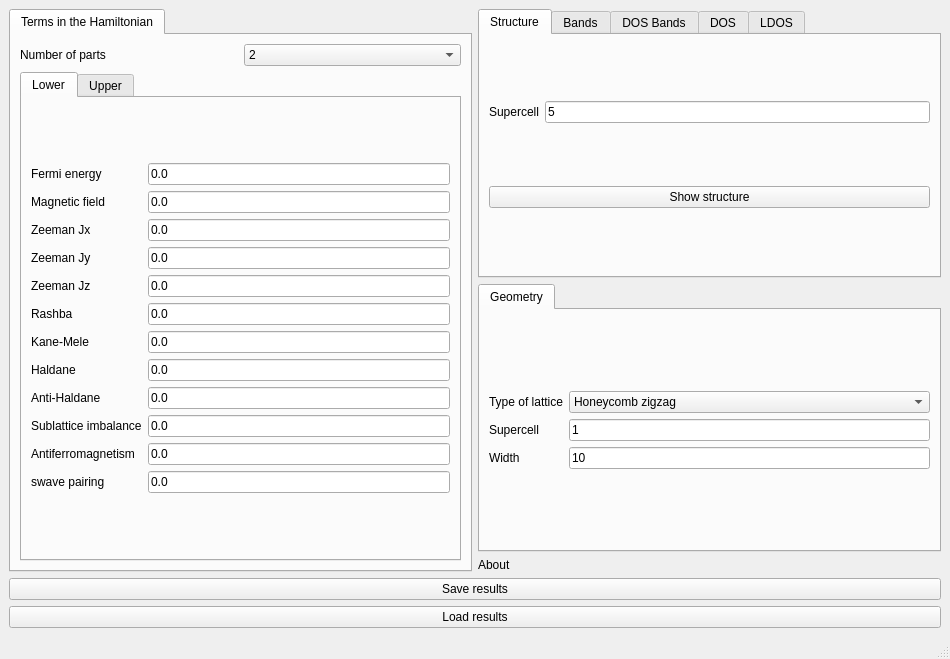
The window that interface-pyqt/hybridribbon/interface.ui (joselado/quantum-lattice) describes before a commit, drawn with Qt 5.
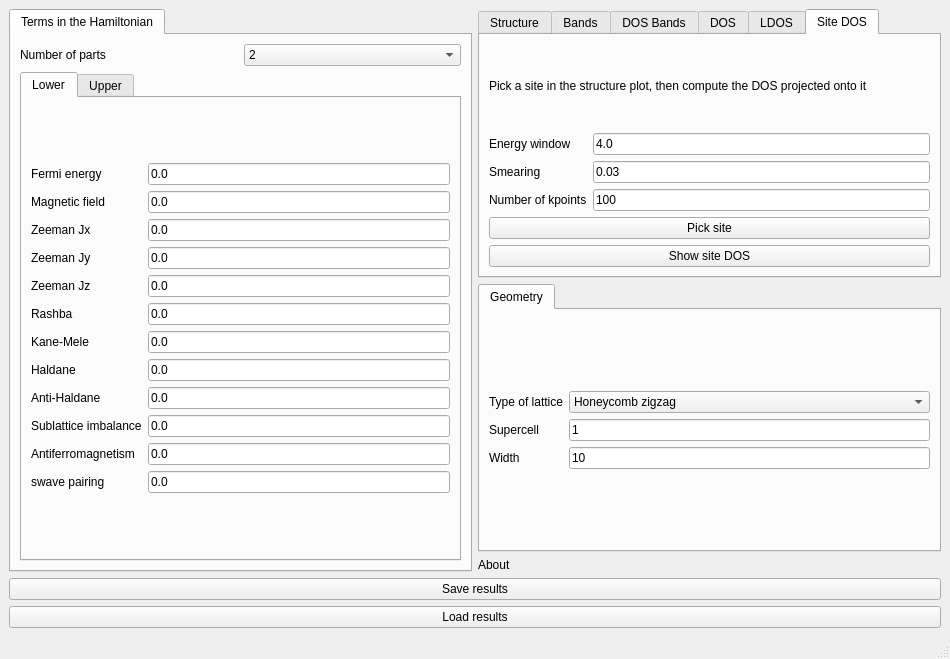
The same window after the commit. The open tabs and pages were chosen to show the change. Custom widgets are drawn as their Qt base class.

Commit message: Add a "Site DOS" feature: pick a site, plot the DOS projected onto it

Diff of the .ui file:
```diff
--- a/interface-pyqt/hybridribbon/interface.ui
+++ b/interface-pyqt/hybridribbon/interface.ui
@@ -839,6 +839,86 @@
         </item>
        </layout>
       </widget>
+      <widget class="QWidget" name="tab_site_dos">
+       <attribute name="title">
+        <string>Site DOS</string>
+       </attribute>
+       <layout class="QVBoxLayout" name="verticalLayout_site_dos">
+        <item>
+         <widget class="BodyLabel" name="label_site_dos_info">
+          <property name="text">
+           <string>Pick a site in the structure plot, then compute the DOS projected onto it</string>
+          </property>
+          <property name="wordWrap">
+           <bool>true</bool>
+          </property>
+         </widget>
+        </item>
+        <item>
+         <layout class="QGridLayout" name="gridLayout_site_dos">
+          <item row="0" column="0">
+           <widget class="BodyLabel" name="label_site_dos_ewindow">
+            <property name="text">
+             <string>Energy window</string>
+            </property>
+           </widget>
+          </item>
+          <item row="0" column="1">
+           <widget class="LineEdit" name="site_dos_ewindow">
+            <property name="text">
+             <string>4.0</string>
+            </property>
+           </widget>
+          </item>
+          <item row="1" column="0">
+           <widget class="BodyLabel" name="label_site_dos_delta">
+            <property name="text">
+             <string>Smearing</string>
+            </property>
+           </widget>
+          </item>
+          <item row="1" column="1">
+           <widget class="LineEdit" name="site_dos_delta">
+            <property name="text">
+             <string>0.03</string>
+            </property>
+           </widget>
+          </item>
+          <item row="2" column="0">
+           <widget class="BodyLabel" name="label_site_dos_nk">
+            <property name="text">
+             <string>Number of kpoints</string>
+            </property>
+           </widget>
+          </item>
+          <item row="2" column="1">
+           <widget class="LineEdit" name="site_dos_nk">
+            <property name="text">
+             <string>100</string>
+            </property>
+           </widget>
+          </item>
+         </layout>
+        </item>
+        <item>
+         <widget class="PushButton" name="select_site_dos">
+          <property name="toolTip">
+           <string>Click a site in the structure plot to select it</string>
+          </property>
+          <property name="text">
+           <string>Pick site</string>
+          </property>
+         </widget>
+        </item>
+        <item>
+         <widget class="PushButton" name="show_site_dos">
+          <property name="text">
+           <string>Show site DOS</string>
+          </property>
+         </widget>
+        </item>
+       </layout>
+      </widget>
      </widget>
     </item>
     <item row="1" column="1">
```
Left out of the diff: 10 changed lines with no effect on the pictures. Lines whose indentation alone changed are shown as unchanged. The commit also changes 30 other files.
